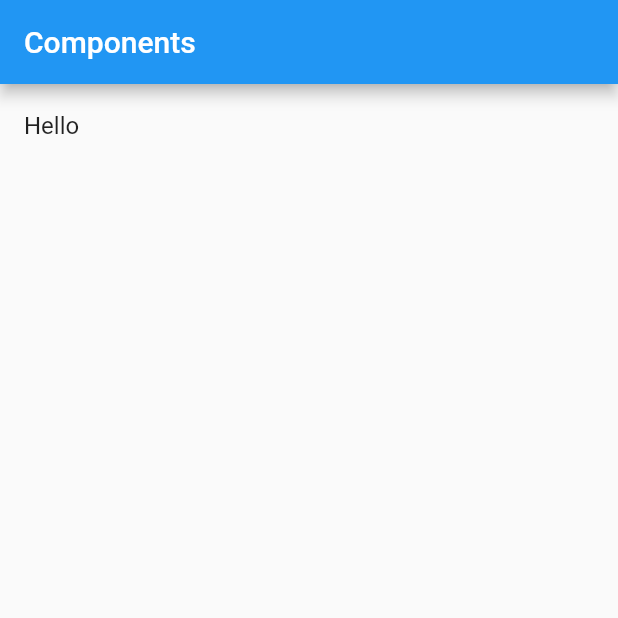
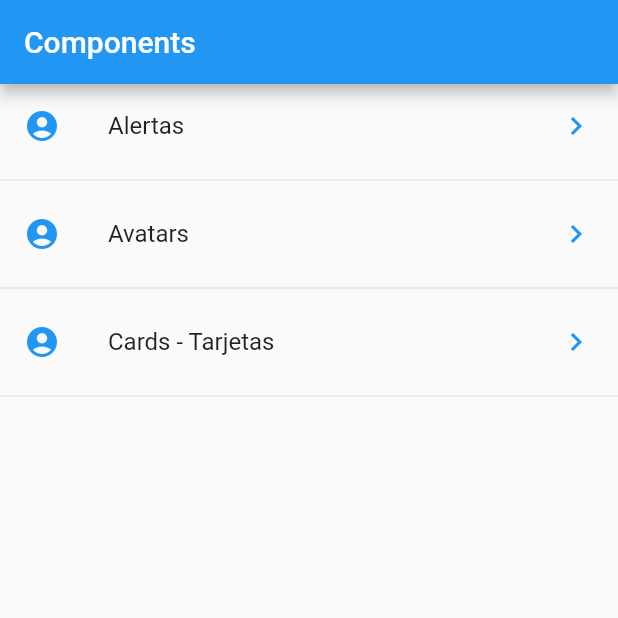
Before and after one commit to lucasedfc/flutter-apps, a Flutter app: the screen it shows after launch, on a phone screen of 412 x 824 dp, the top half of it. Run offline on Flutter 3.47's test engine with Material 2 defaults, Android fonts, the phone set to English and light mode, and no system bars.

```diff
--- a/components/data/menu_opts.json
+++ b/components/data/menu_opts.json
@@ -1,5 +1,5 @@
 {
-    "nombreApp" : "Components",
+    "nameApp" : "Components",
     "routes" : [
         {
             "route" : "alert",
--- a/components/lib/src/pages/home_page.dart
+++ b/components/lib/src/pages/home_page.dart
@@ -15,17 +15,37 @@ class HomePage extends StatelessWidget {
   }
 
   Widget _list() {
-
-    print (menuProvider.options);
-
-    return ListView(
-      children: _listItems(),
+    // print (menuProvider.options);
+    // menuProvider.loadData().then((options) {
+    //   print(options);
+    // });
+    return FutureBuilder(
+      future: menuProvider.loadData(),
+      initialData: [],
+      builder: (context, AsyncSnapshot<List<dynamic>> snapshot) {
+        return ListView(
+          children: _listItems(snapshot.data),
+        );
+      },
     );
   }
 
-  List<Widget> _listItems() {
-    return [
-      ListTile(title: Text('Hello'),)
-    ];
+  List<Widget> _listItems(List<dynamic> data) {
+
+    final List<Widget> options = [];
+
+    data.forEach((opt) {
+      final widgetTemp = ListTile(
+        title: Text(opt['text']),
+        leading: Icon(Icons.account_circle, color: Colors.blue),
+        trailing: Icon(Icons.keyboard_arrow_right, color: Colors.blue,),
+        onTap: () {},
+      );
+
+      options..add(widgetTemp)
+      ..add(Divider());
+    });
+
+    return options;
   }
 }
```
Also changed, not shown: components/lib/src/providers/menu_provider.dart (+12 -9 lines).
